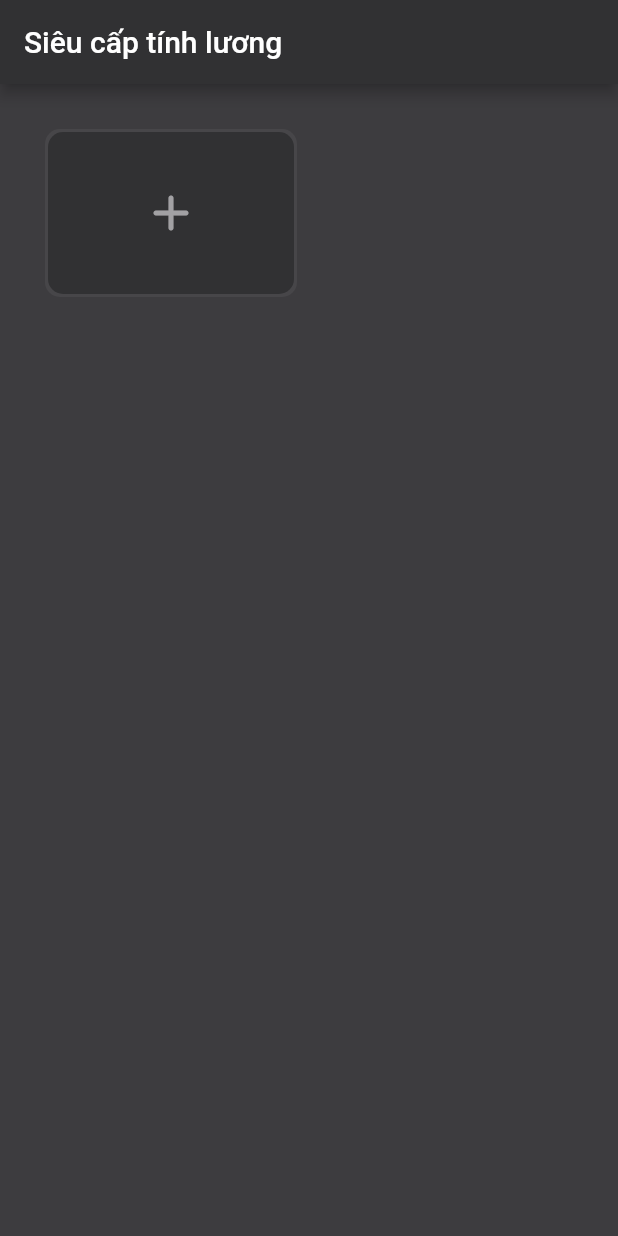
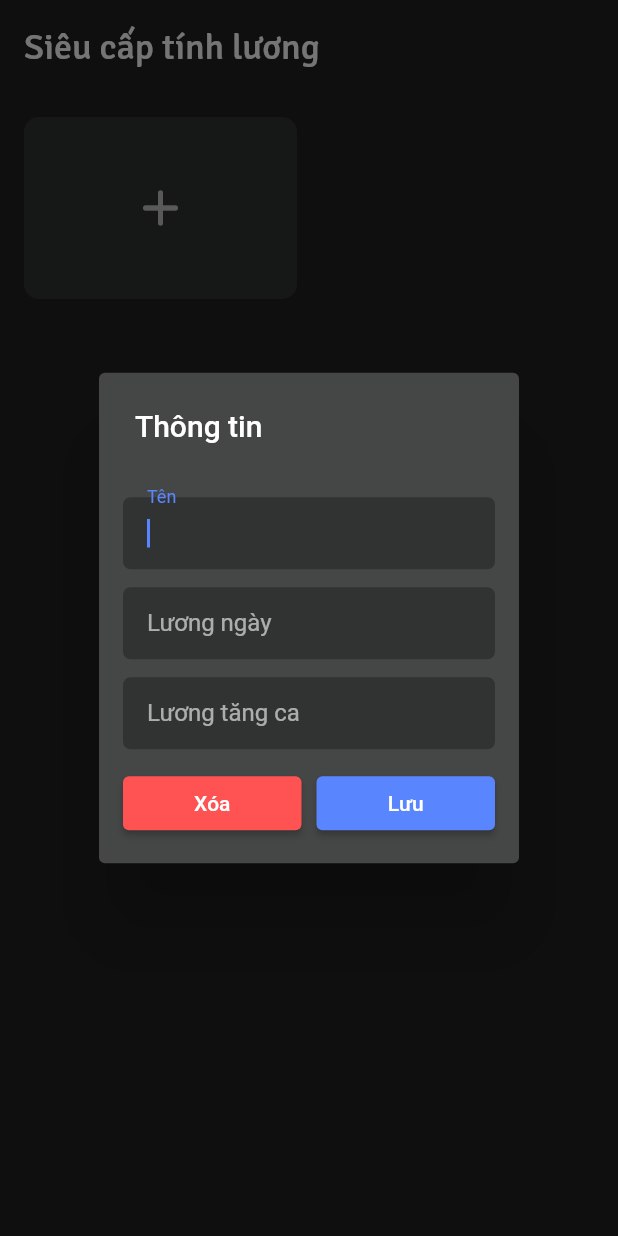
Before and after one commit to khduy/sieu_cap_tinh_luong, a Flutter app: the screen it shows after launch, after a tap on the "add" icon, on a phone screen of 412 x 824 dp. Run offline on Flutter 3.47's test engine with Material 2 defaults, Android fonts, the phone set to English and light mode, and no system bars; our stand-ins replace bloc, equatable, flutter_bloc, hive, hive_flutter; accounts and stored records are empty.

Commit message:
update code

```diff
--- /dev/null
+++ b/lib/config/theme/theme.dart
@@ -0,0 +1,26 @@
+import 'package:flutter/material.dart';
+
+class AppTheme {
+  static final darkTheme = ThemeData.from(
+    colorScheme: const ColorScheme.dark(
+      primary: Color(0xff5985FF),
+      secondary: Color(0xff5985FF),
+      surface: Color(0xff202121),
+      background: Color(0xff202121),
+      onBackground: Colors.white70,
+      onSurface: Colors.white70,
+      error: Colors.redAccent,
+    ),
+  );
+
+  static final textFieldDecoration = InputDecoration(
+    contentPadding: const EdgeInsets.symmetric(horizontal: 16),
+    border: OutlineInputBorder(
+      borderRadius: BorderRadius.circular(5),
+      borderSide: BorderSide.none,
+    ),
+    fillColor: const Color(0xff313333),
+    filled: true,
+    hintStyle: const TextStyle(fontSize: 15),
+  );
+}
--- a/lib/data/model/worker.dart
+++ b/lib/data/model/worker.dart
@@ -8,7 +8,7 @@ import 'working_day.dart';
 part 'worker.g.dart';
 
 @HiveType(typeId: 1)
-class Worker extends Equatable {
+class Worker extends HiveObject with EquatableMixin {
   @HiveField(0)
   final String name;
 
@@ -21,7 +21,7 @@ class Worker extends Equatable {
   @HiveField(3)
   final List<WorkingDay> workingDays;
 
-  const Worker({
+  Worker({
     required this.name,
     required this.basicSalary,
     required this.overtimeSalary,
--- a/lib/data/model/working_day.dart
+++ b/lib/data/model/working_day.dart
@@ -6,7 +6,7 @@ import 'package:hive/hive.dart';
 part 'working_day.g.dart';
 
 @HiveType(typeId: 2)
-class WorkingDay extends Equatable {
+class WorkingDay extends HiveObject with EquatableMixin {
   @HiveField(0)
   final int date;
   @HiveField(1)
@@ -16,7 +16,7 @@ class WorkingDay extends Equatable {
   @HiveField(3)
   final bool hasBreak;
 
-  const WorkingDay({
+  WorkingDay({
     required this.date,
     required this.timeIn,
     required this.timeOut,
--- a/lib/feature/home/home.dart
+++ b/lib/feature/home/home.dart
@@ -1,7 +1,10 @@
 import 'package:flutter/material.dart';
 import 'package:flutter_bloc/flutter_bloc.dart';
+import 'package:sieu_cap_tinh_luong/data/model/worker.dart';
+import 'package:sieu_cap_tinh_luong/feature/worker_infor/worker_infor.dart';
 
 import '../../bloc/cubit/worker_cubit.dart';
+import '../../widgets/custom_button.dart';
 
 class HomePage extends StatelessWidget {
   const HomePage({Key? key}) : super(key: key);
@@ -9,55 +12,60 @@ class HomePage extends StatelessWidget {
   @override
   Widget build(BuildContext context) {
     return Scaffold(
-      appBar: AppBar(
-        title: const Text('Siêu cấp tính lương'),
+      body: SafeArea(
+        child: CustomScrollView(
+          physics: const BouncingScrollPhysics(),
+          slivers: [
+            const SliverToBoxAdapter(
+              child: Padding(
+                padding: EdgeInsets.all(16),
+                child: Text(
+                  'Siêu cấp tính lương',
+                  style: TextStyle(
+                    fontFamily: 'Signika',
+                    fontSize: 24,
+                    fontWeight: FontWeight.w500,
                   ),
-      body: BlocBuilder<WorkerCubit, WorkerState>(
+                ),
+              ),
+            ),
+            BlocBuilder<WorkerCubit, WorkerState>(
               bloc: context.read<WorkerCubit>(),
               builder: (context, state) {
                 if (state is WorkerLoadSuccess) {
-            return GridView.builder(
-              gridDelegate: const SliverGridDelegateWithFixedCrossAxisCount(
-                crossAxisCount: 2,
-                childAspectRatio: 1.5,
-                mainAxisSpacing: 16,
-                crossAxisSpacing: 16,
+                  return _GridWorkers(workers: state.workers);
+                }
+
+                if (state is WorkerLoadFailure) {
+                  return _ErrorView(message: state.message);
+                }
+
+                return const SliverToBoxAdapter(
+                  child: Center(
+                    child: CircularProgressIndicator(),
                   ),
-              padding: const EdgeInsets.all(30),
-              physics: const BouncingScrollPhysics(
-                parent: AlwaysScrollableScrollPhysics(),
+                );
+              },
             ),
-              itemCount: state.workers.length + 1,
-              itemBuilder: (context, index) {
-                if (index == state.workers.length) {
-                  return _GridItems(
-                    child: const Icon(
-                      Icons.add_rounded,
-                      size: 40,
+          ],
         ),
-                    onTap: () {},
+      ),
     );
   }
-                final worker = state.workers[index];
-                return _GridItems(
-                  child: Text(
-                    worker.name,
-                    style: const TextStyle(
-                      fontWeight: FontWeight.w500,
-                      color: Color(0xffF3F3F3),
-                    ),
-                  ),
-                  onTap: () {},
-                  onLongPress: () {},
-                );
-              },
-            );
 }
-          if (state is WorkerLoadFailure) {
-            return Column(
-              mainAxisAlignment: MainAxisAlignment.center,
-              crossAxisAlignment: CrossAxisAlignment.center,
-              children: [
+
+class _ErrorView extends StatelessWidget {
+  const _ErrorView({
+    Key? key,
+    required this.message,
+  }) : super(key: key);
+
+  final String message;
+
+  @override
+  Widget build(BuildContext context) {
+    return SliverList(
+      delegate: SliverChildListDelegate([
         Icon(
           Icons.error_outline,
           color: Colors.red.shade400,
@@ -65,7 +73,7 @@ class HomePage extends StatelessWidget {
         ),
         const SizedBox(height: 10),
         Text(
-                  'Lỗi rồi!',
+          'Bị lỗi rồi!',
           style: TextStyle(
             fontSize: 20,
             color: Colors.red.shade400,
@@ -74,58 +82,72 @@ class HomePage extends StatelessWidget {
         ),
         const SizedBox(height: 30),
         Text(
-                  state.message,
+          message,
           style: TextStyle(
             fontSize: 20,
             color: Colors.red.shade400,
           ),
           textAlign: TextAlign.center,
         ),
-              ],
+      ]),
     );
   }
+}
 
-          return const Center(
-            child: CircularProgressIndicator(),
+class _GridWorkers extends StatelessWidget {
+  const _GridWorkers({
+    Key? key,
+    required this.workers,
+  }) : super(key: key);
+
+  final List<Worker> workers;
+
+  @override
+  Widget build(BuildContext context) {
+    return SliverPadding(
+      padding: const EdgeInsets.all(16),
+      sliver: SliverGrid(
+        gridDelegate: const SliverGridDelegateWithFixedCrossAxisCount(
+          crossAxisCount: 2,
+          mainAxisSpacing: 16,
+          crossAxisSpacing: 16,
+          childAspectRatio: 1.5,
+        ),
+        delegate: SliverChildBuilderDelegate(
+          (BuildContext context, int index) {
+            if (index == workers.length) {
+              return CustomButton(
+                child: const Icon(
+                  Icons.add_rounded,
+                  size: 40,
+                  color: Colors.white70,
+                ),
+                onTap: () {
+                  showWorkerInfor(context);
+                },
+              );
+            }
+            final worker = workers[index];
+            return CustomButton(
+              child: Text(
+                worker.name,
+                style: const TextStyle(
+                  fontFamily: 'Signika',
+                  fontSize: 22,
+                  fontWeight: FontWeight.w500,
+                  color: Colors.white70,
+                ),
+                textAlign: TextAlign.center,
+              ),
+              onTap: () {},
+              onLongPress: () {
+                showWorkerInfor(context, worker: worker);
+              },
             );
           },
+          childCount: workers.length + 1,
+        ),
       ),
     );
   }
 }
-
-class _GridItems extends StatelessWidget {
-  const _GridItems({
-    Key? key,
-    required this.child,
-    required this.onTap,
-    this.onLongPress,
-  }) : super(key: key);
-
-  final Widget child;
-  final VoidCallback onTap;
-  final VoidCallback? onLongPress;
-
-  @override
-  Widget build(BuildContext context) {
-    return InkWell(
-      borderRadius: BorderRadius.circular(10),
-      onTap: onTap,
-      onLongPress: onLongPress,
-      child: Container(
-        margin: const EdgeInsets.all(2),
-        decoration: BoxDecoration(
-          color: const Color(0xff313133),
-          borderRadius: BorderRadius.circular(10),
-          boxShadow: [
-            BoxShadow(
-              color: Colors.white.withOpacity(0.05),
-              spreadRadius: 2,
-            ),
-          ],
-        ),
-        child: Center(child: child),
-      ),
-    );
-  }
-}
--- a/lib/feature/worker_infor/worker_infor.dart
+++ b/lib/feature/worker_infor/worker_infor.dart
@@ -1,12 +1,124 @@
 import 'package:flutter/material.dart';
+import 'package:intl/intl.dart';
+import 'package:sieu_cap_tinh_luong/data/model/worker.dart';
 
-class WorkerInfor extends StatelessWidget {
-  const WorkerInfor({ Key? key }) : super(key: key);
+import '../../config/theme/theme.dart';
+
+class WorkerInfor extends StatefulWidget {
+  final Worker? worker;
+
+  const WorkerInfor({
+    Key? key,
+    this.worker,
+  }) : super(key: key);
+
+  @override
+  State<WorkerInfor> createState() => _WorkerInforState();
+}
+
+class _WorkerInforState extends State<WorkerInfor> {
+  final _formKey = GlobalKey<FormState>();
+  final numberFormat = NumberFormat("##.##");
+
+  late final TextEditingController nameController;
+  late final TextEditingController basicController;
+  late final TextEditingController overtimeController;
+
+  @override
+  void initState() {
+    super.initState();
+    nameController = TextEditingController(text: widget.worker?.name);
+    basicController = TextEditingController(text: widget.worker?.basicSalary.toString());
+    overtimeController = TextEditingController(text: widget.worker?.overtimeSalary.toString());
+  }
 
   @override
   Widget build(BuildContext context) {
-    return Container(
-
+    return SingleChildScrollView(
+      child: Form(
+        key: _formKey,
+        child: Padding(
+          padding: const EdgeInsets.all(16),
+          child: Column(
+            mainAxisSize: MainAxisSize.min,
+            children: [
+              const SizedBox(height: 20),
+              TextFormField(
+                controller: nameController,
+                autofocus: true,
+                autovalidateMode: AutovalidateMode.onUserInteraction,
+                decoration: AppTheme.textFieldDecoration.copyWith(
+                  labelText: 'Tên',
+                ),
+                validator: (value) {
+                  if (value == null || value.isEmpty) {
+                    return 'Chưa nhập tên kìa';
+                  }
+                  return null;
+                },
+              ),
+              const SizedBox(height: 12),
+              TextFormField(
+                controller: basicController,
+                keyboardType: const TextInputType.numberWithOptions(decimal: true),
+                decoration: AppTheme.textFieldDecoration.copyWith(
+                  labelText: 'Lương ngày',
+                ),
+              ),
+              const SizedBox(height: 12),
+              TextFormField(
+                controller: overtimeController,
+                keyboardType: const TextInputType.numberWithOptions(decimal: true),
+                decoration: AppTheme.textFieldDecoration.copyWith(
+                  labelText: 'Lương tăng ca',
+                ),
+              ),
+              const SizedBox(height: 12),
+              Row(
+                mainAxisAlignment: MainAxisAlignment.spaceEvenly,
+                children: [
+                  if (widget.worker == null)
+                    Expanded(
+                      child: ElevatedButton(
+                        onPressed: () {},
+                        style: ButtonStyle(
+                          backgroundColor: MaterialStateProperty.all<Color>(Colors.redAccent),
+                        ),
+                        child: const Text('Xóa', style: TextStyle(color: Colors.white)),
+                      ),
+                    ),
+                  if (widget.worker == null) const SizedBox(width: 10),
+                  Expanded(
+                    child: ElevatedButton(
+                      onPressed: () {},
+                      style: ButtonStyle(
+                        backgroundColor: MaterialStateProperty.all<Color>(const Color(0xff5985FF)),
+                      ),
+                      child: const Text('Lưu', style: TextStyle(color: Colors.white)),
+                    ),
+                  ),
+                ],
+              ),
+            ],
+          ),
+        ),
+      ),
     );
   }
 }
+
+Future<Worker?> showWorkerInfor(BuildContext context, {Worker? worker, int? index}) async {
+  final result = await showDialog<Worker?>(
+    context: context,
+    builder: (context) => AlertDialog(
+      scrollable: true,
+      title: const Text('Thông tin'),
+      contentPadding: EdgeInsets.zero,
+      backgroundColor: const Color(0xff202121),
+      content: WorkerInfor(
+        worker: worker,
+      ),
+    ),
+  );
+  return result;
+}
--- a/lib/main.dart
+++ b/lib/main.dart
@@ -3,6 +3,7 @@ import 'package:flutter_bloc/flutter_bloc.dart';
 import 'package:hive_flutter/hive_flutter.dart';
 import 'package:sieu_cap_tinh_luong/bloc/cubit/worker_cubit.dart';
 import 'package:sieu_cap_tinh_luong/bloc_observer.dart';
+import 'package:sieu_cap_tinh_luong/config/theme/theme.dart';
 import 'feature/home/home.dart';
 
 import 'data/model/worker.dart';
@@ -30,23 +31,7 @@ class MyApp extends StatelessWidget {
       child: MaterialApp(
         title: 'Siêu cấp tính lương',
         themeMode: ThemeMode.dark,
-        theme: ThemeData(
-          appBarTheme: const AppBarTheme(
-            backgroundColor: Color(0xff313133),
-            toolbarTextStyle: TextStyle(
-              fontSize: 20,
-              fontWeight: FontWeight.bold,
-              color: Color(0xfff3f3f3),
-            ),
-          ),
-          scaffoldBackgroundColor: const Color(0xff3D3C3F),
-          iconTheme: const IconThemeData(
-            color: Color(0xffA2A1A4),
-          ),
-          splashColor: Colors.transparent,
-          highlightColor: const Color(0xff5985FF),
-          primaryColor: const Color(0xff313133),
-        ),
+        theme: AppTheme.darkTheme,
         home: const HomePage(),
       ),
     );
--- /dev/null
+++ b/lib/widgets/custom_button.dart
@@ -0,0 +1,36 @@
+import 'package:flutter/material.dart';
+
+class CustomButton extends StatelessWidget {
+  final Widget child;
+  final VoidCallback onTap;
+  final VoidCallback? onLongPress;
+  final Color? color;
+
+  const CustomButton({
+    Key? key,
+    required this.child,
+    required this.onTap,
+    this.onLongPress,
+    this.color,
+  }) : super(key: key);
+
+  @override
+  Widget build(BuildContext context) {
+    return InkWell(
+      splashColor: Colors.white12,
+      highlightColor: Colors.white12,
+      splashFactory: InkRipple.splashFactory,
+      borderRadius: BorderRadius.circular(10),
+      child: Ink(
+        padding: const EdgeInsets.all(16),
+        decoration: const BoxDecoration(
+          borderRadius: BorderRadius.all(Radius.circular(10)),
+          color: Color(0xff313333),
+        ),
+        child: Center(child: child),
+      ),
+      onTap: onTap,
+      onLongPress: onLongPress,
+    );
+  }
+}
```
Also changed, not shown: pubspec.yaml (+11 -27 lines), assets/fonts/Signika-Bold.ttf (added), assets/fonts/Signika-Light.ttf (added), assets/fonts/Signika-Medium.ttf (added), assets/fonts/Signika-Regular.ttf (added), assets/fonts/Signika-SemiBold.ttf (added), pubspec.lock. Lines whose indentation alone changed are shown as unchanged.
